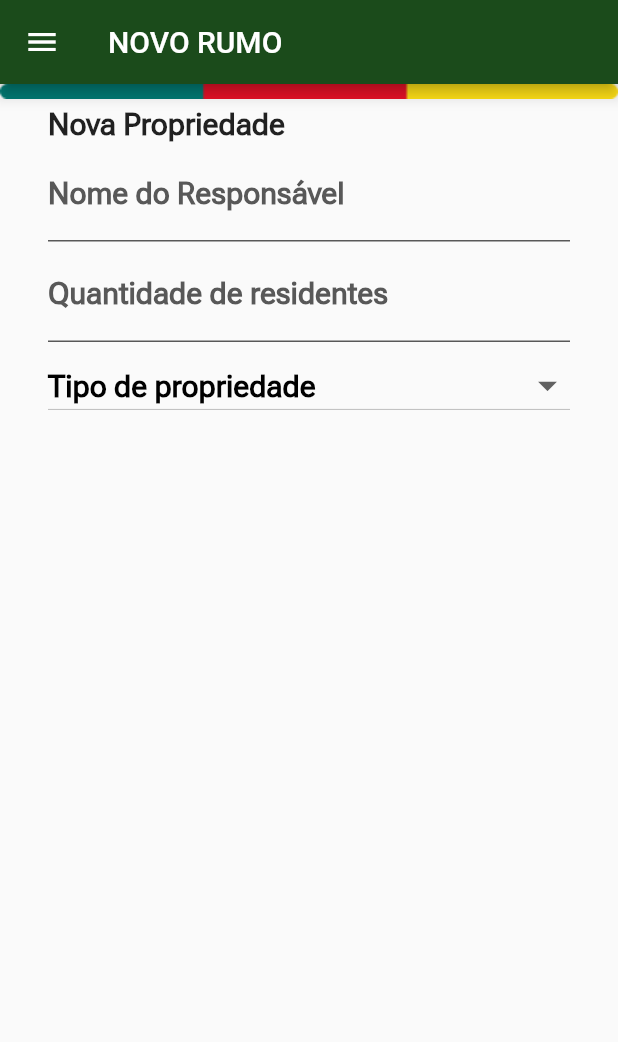
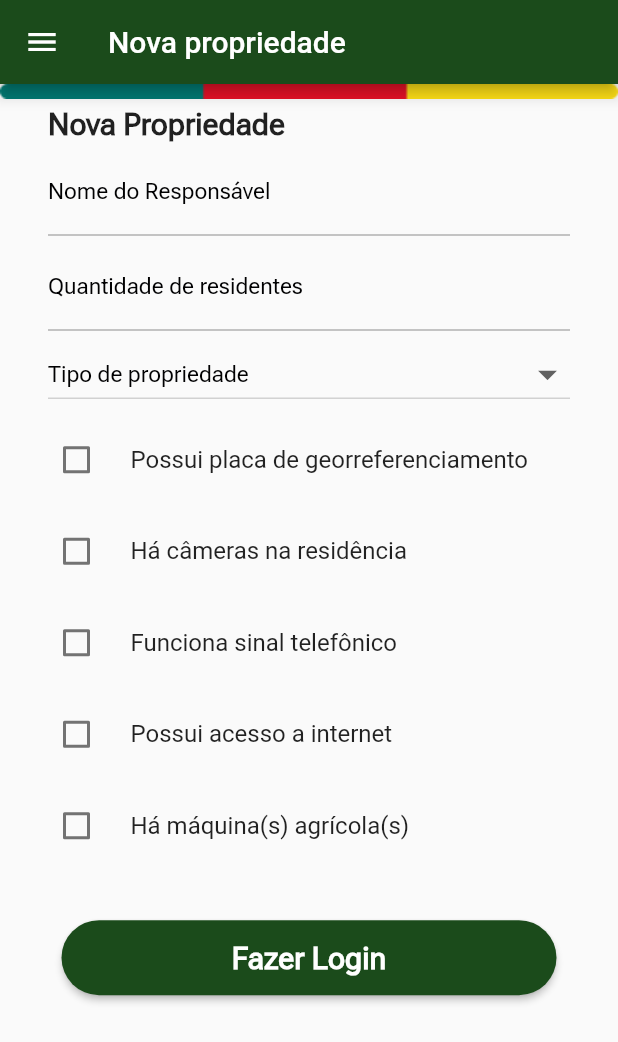
Before and after one commit to renanandreola/App-Brigada-Militar, a Flutter app: the NewPropertie screen opened directly, on a phone screen of 412 x 824 dp. Shown: the top 1042 px of the screen. Run offline on Flutter 3.47's test engine with Material 2 defaults, Android fonts, the phone set to English and light mode, and no system bars; our stand-ins replace sqflite; missing offline and left inert: flutter_bcrypt; accounts and stored records are empty.

Commit message:
New Propertie page - place desrciption - machines page

```diff
--- a/lib/newPropertie.dart
+++ b/lib/newPropertie.dart
@@ -1,5 +1,7 @@
 import 'dart:convert';
 
+import 'package:app_brigada_militar/machines.dart';
+import 'package:app_brigada_militar/placeDescription.dart';
 import 'package:flutter/material.dart';
 
 class NewPropertie extends StatefulWidget {
@@ -14,6 +16,21 @@ class _NewPropertieState extends State<NewPropertie> {
   TextEditingController _quantityResidents = TextEditingController();
 
   String _dropDownValue = '';
+  bool _hasSign = false;
+  bool _hasCams = false;
+  bool _hasPhoneSignal = false;
+  bool _hasNetwork = false;
+  bool _hasMachines = false;
+
+  void _goToMachinesOrPlaceDescription() {
+    if (_hasMachines) {
+      Navigator.push(
+          context, MaterialPageRoute(builder: (context) => Machines()));
+    } else {
+      Navigator.push(
+          context, MaterialPageRoute(builder: (context) => PlaceDescription()));
+    }
+  }
 
   @override
   Widget build(BuildContext context) {
@@ -21,7 +38,7 @@ class _NewPropertieState extends State<NewPropertie> {
       appBar: AppBar(
         // title: new Center(
         //     child: new Text('NOVO RUMO', textAlign: TextAlign.center)),
-        title: Text("NOVO RUMO"),
+        title: Text("Nova propriedade"),
         backgroundColor: Color.fromARGB(255, 27, 75, 27),
         leading: GestureDetector(
           onTap: () {/* Write listener code here */},
@@ -66,17 +83,18 @@ class _NewPropertieState extends State<NewPropertie> {
                     decoration: InputDecoration(
                       labelText: "Nome do Responsável",
                       labelStyle: TextStyle(
-                          color: Color.fromARGB(255, 88, 88, 88),
-                          fontSize: 20,
+                          color: Color.fromARGB(255, 0, 0, 1),
+                          fontSize: 15,
                           fontStyle: FontStyle.normal,
-                          fontWeight: FontWeight.bold,
+                          fontWeight: FontWeight.w400,
                           fontFamily: "RobotoFlex"),
                       enabledBorder: UnderlineInputBorder(
-                        borderSide:
-                            BorderSide(color: Color.fromARGB(255, 88, 88, 88)),
+                        borderSide: BorderSide(
+                            color: Color.fromARGB(255, 177, 177, 177)),
                       ),
                       focusedBorder: UnderlineInputBorder(
-                        borderSide: BorderSide(color: Colors.black),
+                        borderSide: BorderSide(
+                            color: Color.fromARGB(255, 177, 177, 177)),
                       ),
                     ),
                     keyboardType: TextInputType.name,
@@ -98,17 +116,18 @@ class _NewPropertieState extends State<NewPropertie> {
                     decoration: InputDecoration(
                       labelText: "Quantidade de residentes",
                       labelStyle: TextStyle(
-                          color: Color.fromARGB(255, 88, 88, 88),
-                          fontSize: 20,
+                          color: Color.fromARGB(255, 0, 0, 1),
+                          fontSize: 15,
                           fontStyle: FontStyle.normal,
-                          fontWeight: FontWeight.bold,
+                          fontWeight: FontWeight.w400,
                           fontFamily: "RobotoFlex"),
                       enabledBorder: UnderlineInputBorder(
-                        borderSide:
-                            BorderSide(color: Color.fromARGB(255, 88, 88, 88)),
+                        borderSide: BorderSide(
+                            color: Color.fromARGB(255, 177, 177, 177)),
                       ),
                       focusedBorder: UnderlineInputBorder(
-                        borderSide: BorderSide(color: Colors.black),
+                        borderSide: BorderSide(
+                            color: Color.fromARGB(255, 177, 177, 177)),
                       ),
                     ),
                     keyboardType: TextInputType.name,
@@ -123,27 +142,27 @@ class _NewPropertieState extends State<NewPropertie> {
                       hint: _dropDownValue == null || _dropDownValue == ""
                           ? Text('Tipo de propriedade',
                               style: TextStyle(
-                                  color: Colors.black,
-                                  fontSize: 20,
+                                  color: Color.fromARGB(255, 0, 0, 1),
+                                  fontSize: 15,
                                   fontStyle: FontStyle.normal,
-                                  fontWeight: FontWeight.bold,
+                                  fontWeight: FontWeight.w400,
                                   fontFamily: "RobotoFlex"))
                           : Text(
                               _dropDownValue,
                               style: TextStyle(
-                                  color: Colors.black,
-                                  fontSize: 20,
+                                  color: Color.fromARGB(255, 0, 0, 1),
+                                  fontSize: 15,
                                   fontStyle: FontStyle.normal,
-                                  fontWeight: FontWeight.bold,
+                                  fontWeight: FontWeight.w400,
                                   fontFamily: "RobotoFlex"),
                             ),
                       isExpanded: true,
                       iconSize: 30.0,
                       style: TextStyle(
-                          color: Colors.black,
-                          fontSize: 20,
+                          color: Color.fromARGB(255, 0, 0, 1),
+                          fontSize: 15,
                           fontStyle: FontStyle.normal,
-                          fontWeight: FontWeight.bold,
+                          fontWeight: FontWeight.w400,
                           fontFamily: "RobotoFlex"),
                       items: ['Sítio', 'Chácara', 'Casa'].map(
                         (val) {
@@ -161,6 +180,110 @@ class _NewPropertieState extends State<NewPropertie> {
                         );
                       },
                     )),
+
+                // Sign Home
+                Padding(
+                    padding: EdgeInsets.only(left: 15, right: 32, top: 5),
+                    child: CheckboxListTile(
+                      title: Text("Possui placa de georreferenciamento"),
+                      activeColor: Color.fromARGB(255, 27, 75, 27),
+                      value: _hasSign,
+                      onChanged: (newValue) {
+                        setState(() {
+                          _hasSign = newValue!;
+                        });
+                      },
+                      controlAffinity: ListTileControlAffinity
+                          .leading, //  <-- leading Checkbox
+                    )),
+
+                // Has cams
+                Padding(
+                    padding: EdgeInsets.only(left: 15, right: 32, top: 5),
+                    child: CheckboxListTile(
+                      title: Text("Há câmeras na residência"),
+                      activeColor: Color.fromARGB(255, 27, 75, 27),
+                      value: _hasCams,
+                      onChanged: (newValue) {
+                        setState(() {
+                          _hasCams = newValue!;
+                        });
+                      },
+                      controlAffinity: ListTileControlAffinity
+                          .leading, //  <-- leading Checkbox
+                    )),
+
+                // Has phone signal
+                Padding(
+                    padding: EdgeInsets.only(left: 15, right: 32, top: 5),
+                    child: CheckboxListTile(
+                      title: Text("Funciona sinal telefônico"),
+                      activeColor: Color.fromARGB(255, 27, 75, 27),
+                      value: _hasPhoneSignal,
+                      onChanged: (newValue) {
+                        setState(() {
+                          _hasPhoneSignal = newValue!;
+                        });
+                      },
+                      controlAffinity: ListTileControlAffinity
+                          .leading, //  <-- leading Checkbox
+                    )),
+
+                // Has network access
+                Padding(
+                    padding: EdgeInsets.only(left: 15, right: 32, top: 5),
+                    child: CheckboxListTile(
+                      title: Text("Possui acesso a internet"),
+                      activeColor: Color.fromARGB(255, 27, 75, 27),
+                      value: _hasNetwork,
+                      onChanged: (newValue) {
+                        setState(() {
+                          _hasNetwork = newValue!;
+                        });
+                      },
+                      controlAffinity: ListTileControlAffinity
+                          .leading, //  <-- leading Checkbox
+                    )),
+
+                // Has machines
+                Padding(
+                    padding: EdgeInsets.only(left: 15, right: 32, top: 5),
+                    child: CheckboxListTile(
+                      title: Text("Há máquina(s) agrícola(s)"),
+                      activeColor: Color.fromARGB(255, 27, 75, 27),
+                      value: _hasMachines,
+                      onChanged: (newValue) {
+                        setState(() {
+                          _hasMachines = newValue!;
+                        });
+                      },
+                      controlAffinity: ListTileControlAffinity
+                          .leading, //  <-- leading Checkbox
+                    )),
+
+                // Login
+                Padding(
+                  padding: EdgeInsets.only(left: 32, right: 32, top: 35),
+                  child: ElevatedButton(
+                    child: Text(
+                      'Fazer Login',
+                      style: TextStyle(
+                          fontSize: 20,
+                          fontStyle: FontStyle.normal,
+                          fontWeight: FontWeight.w600,
+                          fontFamily: "RobotoFlex"),
+                    ),
+                    style: ElevatedButton.styleFrom(
+                      primary: Color.fromARGB(255, 27, 75, 27),
+                      elevation: 2,
+                      fixedSize: Size(330, 50),
+                      shape: RoundedRectangleBorder(
+                        borderRadius: BorderRadius.circular(30),
+                      ),
+                    ),
+                    onPressed: _goToMachinesOrPlaceDescription,
+                  ),
+                ),
               ],
             ),
           ),
```
Also changed, not shown: lib/machines.dart (added, +19 -0 lines), lib/placeDescription.dart (added, +54 -0 lines).
